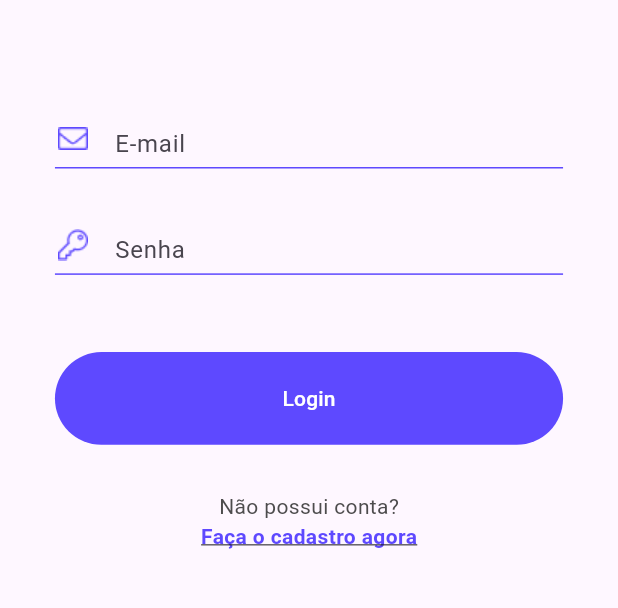
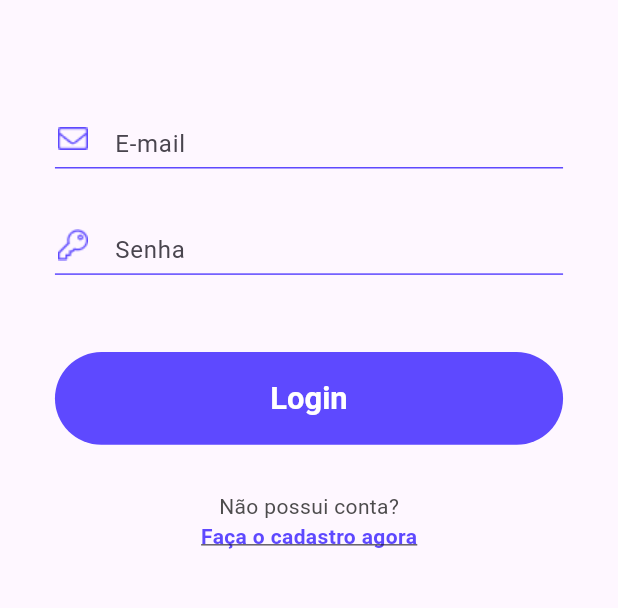
Before and after one commit to Lorena-Mattos/xmachina, a Flutter app: the screen it shows after launch, on a phone screen of 412 x 824 dp, the part 372-980 px from its top. Run offline on Flutter 3.47's test engine with Material 2 defaults, Android fonts, the phone set to English and light mode, and no system bars; our stand-ins replace flutter_dotenv.

Commit message:
Add font size and weight to login button

```diff
--- a/lib/View/loginview.dart
+++ b/lib/View/loginview.dart
@@ -66,6 +66,10 @@ class _LoginViewState extends State<LoginView> {
             child: TextButton(
                 onPressed: () {},
               style: TextButton.styleFrom(
+                textStyle: TextStyle(
+                  fontSize: convertHeight(16, size.height),
+                fontWeight: FontWeight.w600
+                ),
                 foregroundColor: Colors.white,
                 backgroundColor: primaryColor,
                 minimumSize: Size(size.width, convertHeight(48, size.height))
```
